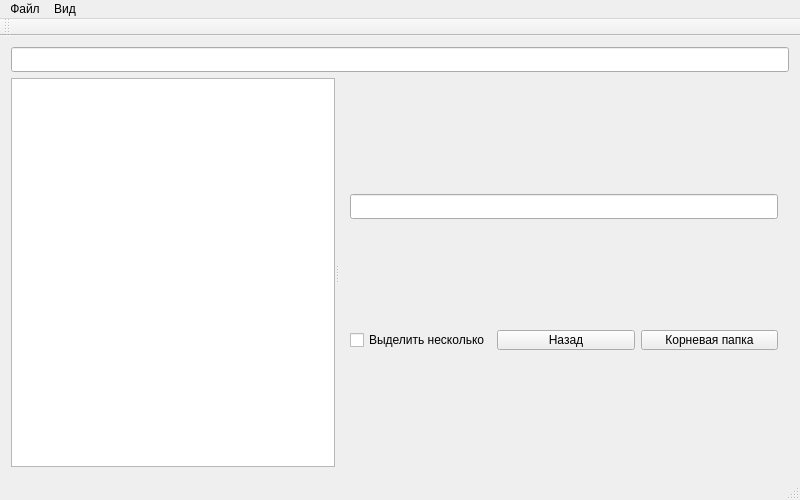
Before: the Qt Designer form mainwindow.ui in eugeen3/FileManager, drawn with Qt 5.
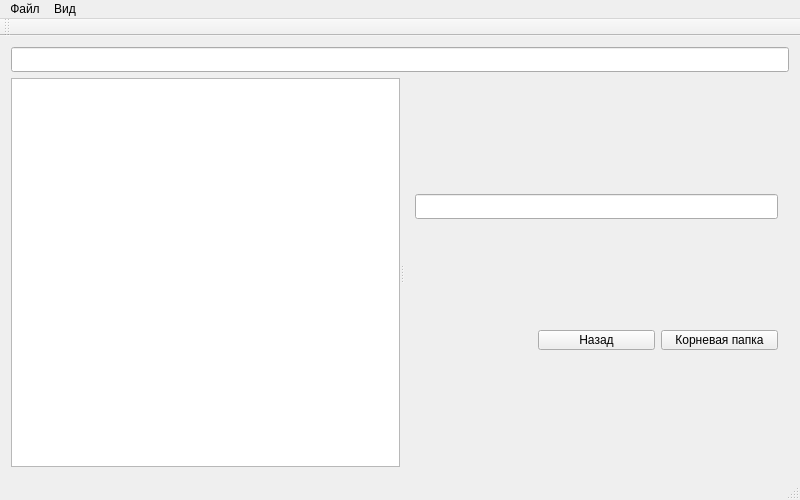
After: the same form once the commit is applied.

```diff
--- a/mainwindow.ui
+++ b/mainwindow.ui
@@ -157,11 +157,17 @@
            </widget>
           </item>
           <item row="1" column="0">
-           <widget class="QCheckBox" name="multSelection">
-            <property name="text">
-             <string>Выделить несколько</string>
+           <spacer name="horizontalSpacer">
+            <property name="orientation">
+             <enum>Qt::Horizontal</enum>
             </property>
-           </widget>
+            <property name="sizeHint" stdset="0">
+             <size>
+              <width>40</width>
+              <height>20</height>
+             </size>
+            </property>
+           </spacer>
           </item>
          </layout>
         </widget>
```
